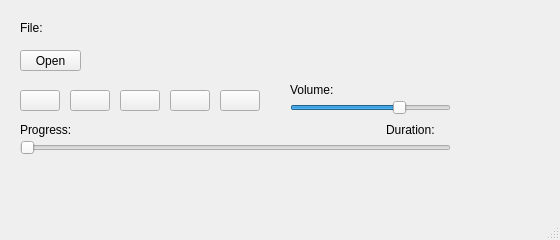
Mousence/Qt-MediaPlayer, file mainwindow.ui: the form before one commit.
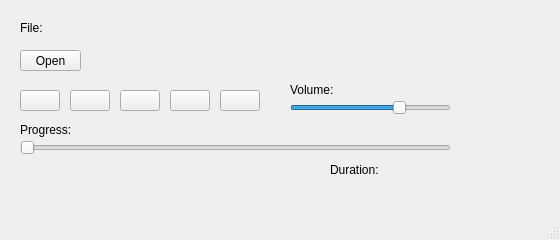
The form after the commit. Icons and pictures are not drawn.

```diff
--- a/mainwindow.ui
+++ b/mainwindow.ui
@@ -157,9 +157,9 @@
    <widget class="QLabel" name="labelDuration">
     <property name="geometry">
      <rect>
-      <x>386</x>
-      <y>120</y>
-      <width>61</width>
+      <x>330</x>
+      <y>160</y>
+      <width>121</width>
       <height>20</height>
      </rect>
     </property>
```
